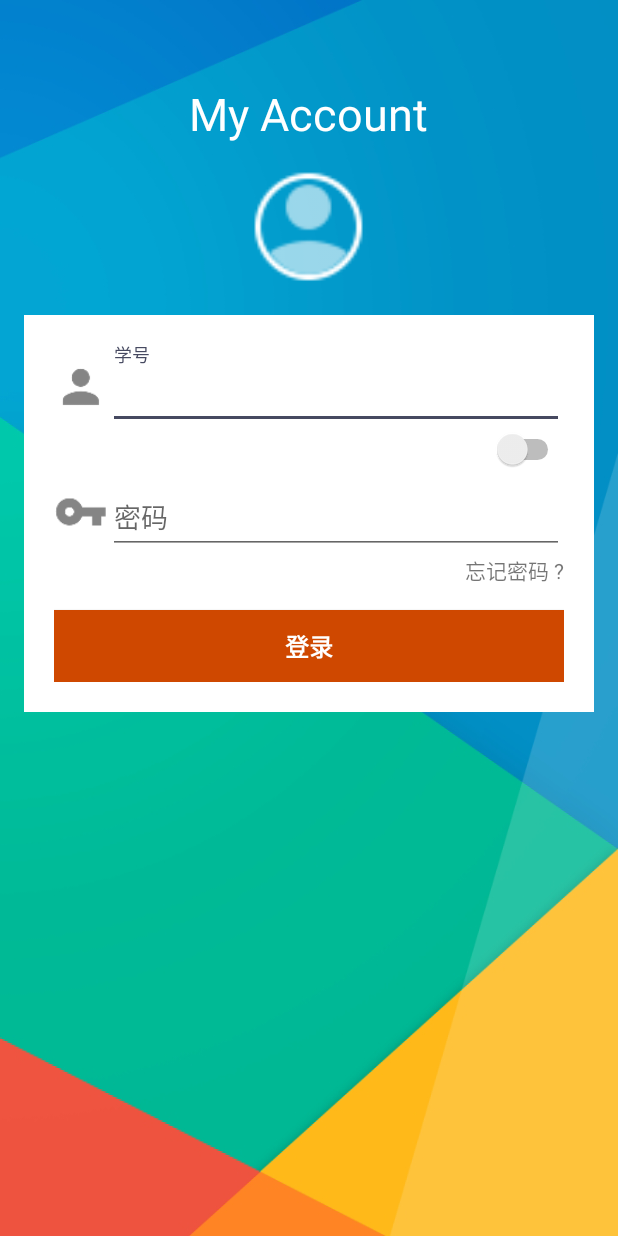
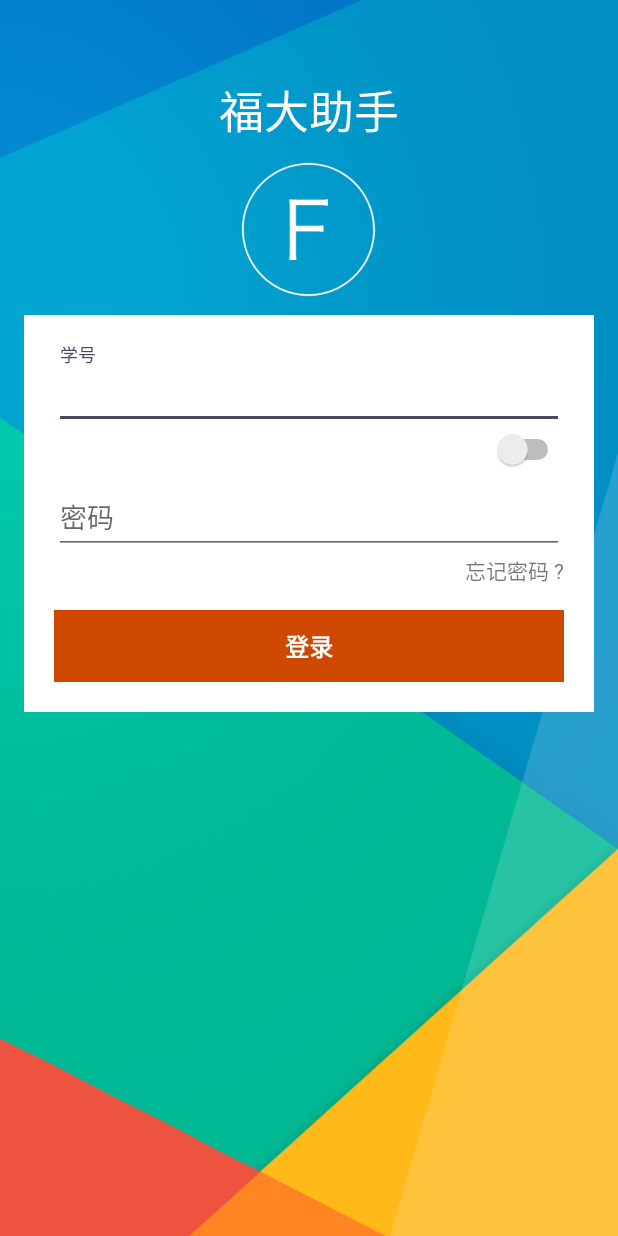
Before and after one commit to zhengshiqiang47/FZUHelper, an Android app: the layout activity_login_1.xml on its own in the app's theme, with its tools: preview values and no code run, on a phone screen of 412 x 824 dp. Run offline under Robolectric (Android 15) with nearby library versions, the phone set to English and light mode, and no system bars.

Commit message:
登录界面完成

```diff
--- a/app/src/main/AndroidManifest.xml
+++ b/app/src/main/AndroidManifest.xml
@@ -20,11 +20,6 @@
             android:name=".activity.MainContainerActivity"
             android:label="@string/app_name"
             android:theme="@style/AppTheme.NoActionBar">
-            <intent-filter>
-                <action android:name="android.intent.action.MAIN" />
-
-                <category android:name="android.intent.category.LAUNCHER" />
-            </intent-filter>
         </activity>
         <activity
             android:name=".activity.LoginActivity"
@@ -51,7 +46,12 @@
         <activity
             android:name=".activity.LoginActivity_1"
             android:label="@string/title_activity_login_1"
-            android:theme="@style/Theme.AppCompat.Light.NoActionBar" ></activity>
+            android:theme="@style/Theme.AppCompat.Light.NoActionBar" >
+            <intent-filter>
+                <action android:name="android.intent.action.MAIN" />
+                <category android:name="android.intent.category.LAUNCHER" />
+            </intent-filter>
+        </activity>
     </application>
 
 </manifest>
--- a/app/src/main/java/com/helper/west2ol/fzuhelper/activity/LoginActivity_1.java
+++ b/app/src/main/java/com/helper/west2ol/fzuhelper/activity/LoginActivity_1.java
@@ -58,7 +58,7 @@ public class LoginActivity_1 extends AppCompatActivity implements LoaderCallback
      * TODO: remove after connecting to a real authentication system.
      */
     private static final String[] DUMMY_CREDENTIALS = new String[]{
-             "123456:123456"
+            "123456:123456"
     };
     /**
      * Keep track of the login task to ensure we can cancel it if requested.
--- /dev/null
+++ b/app/src/main/res/drawable/form_radius_white.xml
@@ -0,0 +1,5 @@
+<?xml version="1.0" encoding="utf-8"?>
+<shape xmlns:android="http://schemas.android.com/apk/res/android">
+    <corners android:radius="8dp"/>
+    <solid android:color="@color/colorWhite"/>
+</shape>
--- a/app/src/main/res/layout/activity_login_1.xml
+++ b/app/src/main/res/layout/activity_login_1.xml
@@ -12,7 +12,7 @@
     tools:context="com.helper.west2ol.fzuhelper.activity.LoginActivity_1">
 
     <TextView
-        android:text="My Account"
+        android:text="福大助手"
         android:textSize="30dp"
         android:textColor="@color/colorWhite"
         android:gravity="bottom"
@@ -21,19 +21,27 @@
 
 
     <!-- Login progress -->
-    <ProgressBar
-        android:id="@+id/login_progress"
-        style="?android:attr/progressBarStyleLarge"
+    <RelativeLayout
         android:layout_width="wrap_content"
-        android:layout_height="wrap_content"
-        android:layout_marginBottom="8dp"
-        android:visibility="gone" />
+        android:layout_height="wrap_content">
+        <ProgressBar
+            android:id="@+id/login_progress"
+            android:progressDrawable="@color/colorWhite"
+            android:layout_width="90dp"
+            android:layout_height="90dp"
+            android:layout_marginTop="12dp"
+            android:layout_marginBottom="8dp"
+            android:visibility="gone"
+            />
 
-    <ImageView
-        android:background="@drawable/ic_account1"
-        android:layout_marginTop="12dp"
-        android:layout_width="90dp"
-        android:layout_height="90dp" />
+        <ImageView
+            android:id="@+id/imageView2"
+            android:layout_width="90dp"
+            android:layout_height="90dp"
+            android:layout_marginTop="12dp"
+            android:background="@drawable/f" />
+    </RelativeLayout>
+
 
 
     <LinearLayout
@@ -53,12 +61,6 @@
             <LinearLayout
                 android:layout_width="match_parent"
                 android:layout_height="wrap_content">
-
-                <ImageView
-                    android:layout_width="36dp"
-                    android:layout_height="36dp"
-                    android:layout_gravity="center"
-                    android:background="@drawable/account" />
 
                 <android.support.design.widget.TextInputLayout
                     android:layout_width="match_parent"
@@ -88,12 +90,6 @@
                 android:layout_width="match_parent"
                 android:layout_height="wrap_content">
 
-
-                <ImageView
-                    android:layout_width="36dp"
-                    android:layout_height="36dp"
-                    android:layout_gravity="center"
-                    android:background="@drawable/password" />
 
                 <android.support.design.widget.TextInputLayout
                     android:layout_width="match_parent"
```
Also changed, not shown: app/src/main/res/drawable/f.png (added), app/src/main/res/values/strings.xml (line endings or trailing spaces).
